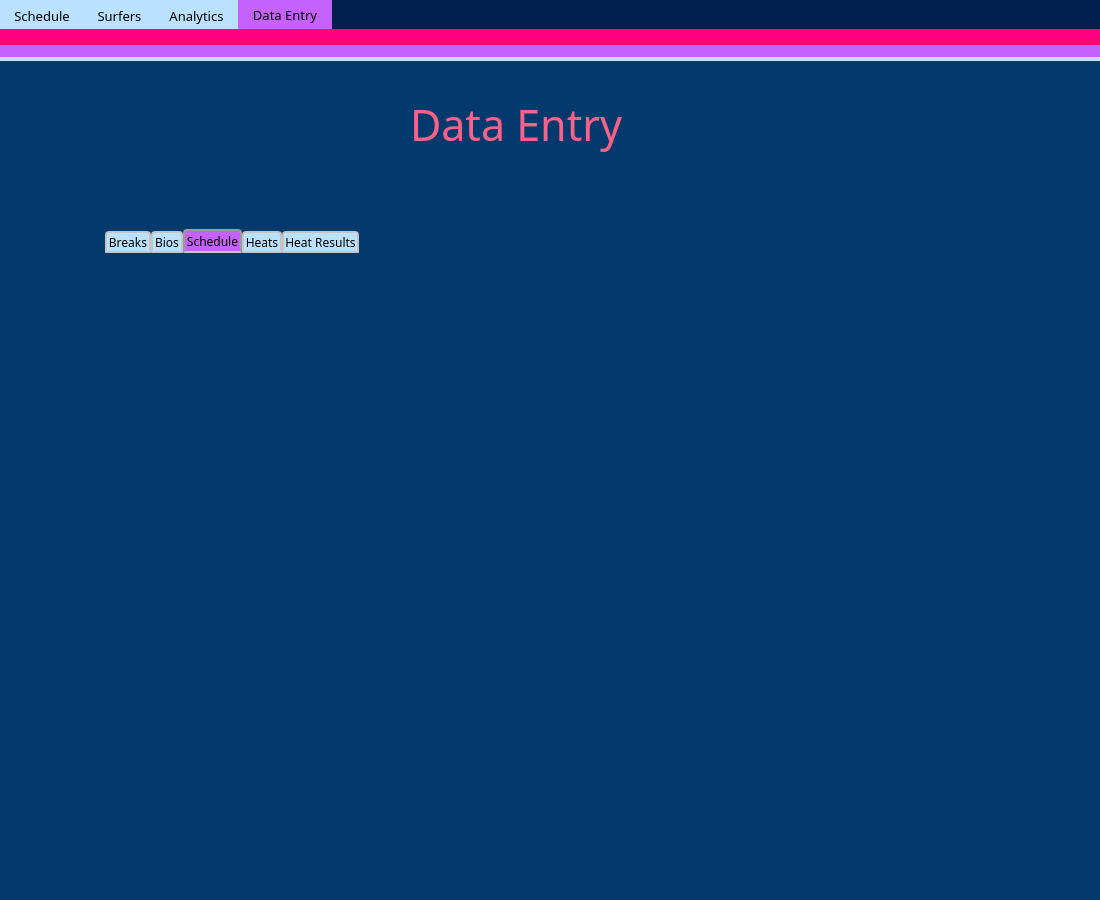
First picture: the form in gui/main_widget/ui/wsl_analytics_ui.ui, repository rhill5555/py-widget-surfing, before the edit.
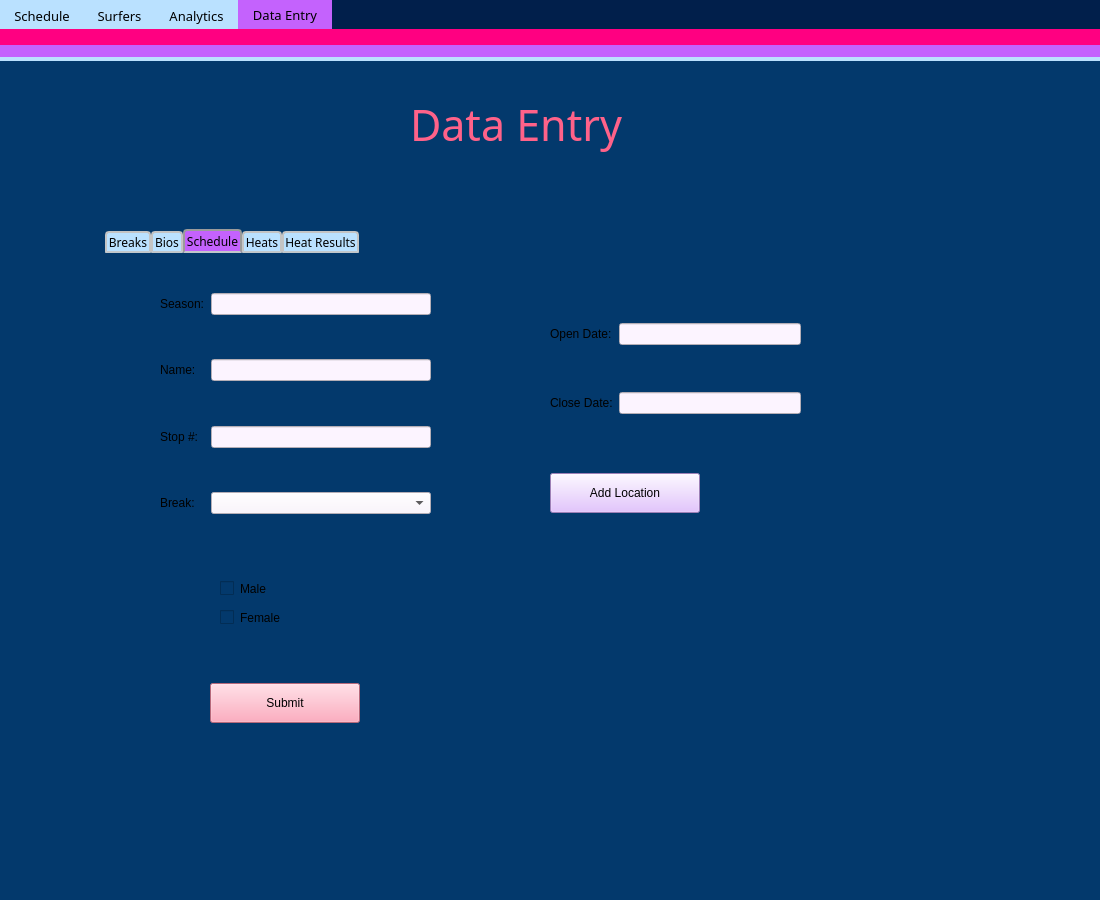
Second picture: the form after the edit. The open tabs and pages were chosen to show the change.

Commit message: Designed Schedule Data Entry Tab

The edit to the form file:
```diff
--- a/gui/main_widget/ui/wsl_analytics_ui.ui
+++ b/gui/main_widget/ui/wsl_analytics_ui.ui
@@ -1285,6 +1285,224 @@
        <attribute name="title">
         <string>Schedule</string>
        </attribute>
+       <widget class="QWidget" name="formLayoutWidget_3">
+        <property name="geometry">
+         <rect>
+          <x>60</x>
+          <y>40</y>
+          <width>271</width>
+          <height>221</height>
+         </rect>
+        </property>
+        <layout class="QFormLayout" name="formLayout">
+         <item row="0" column="0">
+          <widget class="QLabel" name="label_4">
+           <property name="text">
+            <string>Season:</string>
+           </property>
+          </widget>
+         </item>
+         <item row="6" column="0">
+          <widget class="QLabel" name="label_5">
+           <property name="text">
+            <string>Break:</string>
+           </property>
+          </widget>
+         </item>
+         <item row="2" column="0">
+          <widget class="QLabel" name="label_6">
+           <property name="text">
+            <string>Name:</string>
+           </property>
+          </widget>
+         </item>
+         <item row="4" column="0">
+          <widget class="QLabel" name="label_7">
+           <property name="text">
+            <string>Stop #:</string>
+           </property>
+          </widget>
+         </item>
+         <item row="0" column="1">
+          <widget class="QLineEdit" name="lineEdit">
+           <property name="styleSheet">
+            <string notr="true">background: #fcf4ff</string>
+           </property>
+          </widget>
+         </item>
+         <item row="2" column="1">
+          <widget class="QLineEdit" name="lineEdit_2">
+           <property name="styleSheet">
+            <string notr="true">background: #fcf4ff</string>
+           </property>
+          </widget>
+         </item>
+         <item row="4" column="1">
+          <widget class="QLineEdit" name="lineEdit_3">
+           <property name="styleSheet">
+            <string notr="true">background: #fcf4ff</string>
+           </property>
+          </widget>
+         </item>
+         <item row="6" column="1">
+          <widget class="QComboBox" name="comboBox">
+           <property name="styleSheet">
+            <string notr="true">background: #fcf4ff</string>
+           </property>
+          </widget>
+         </item>
+         <item row="1" column="0">
+          <spacer name="verticalSpacer">
+           <property name="orientation">
+            <enum>Qt::Vertical</enum>
+           </property>
+           <property name="sizeHint" stdset="0">
+            <size>
+             <width>20</width>
+             <height>40</height>
+            </size>
+           </property>
+          </spacer>
+         </item>
+         <item row="3" column="0">
+          <spacer name="verticalSpacer_2">
+           <property name="orientation">
+            <enum>Qt::Vertical</enum>
+           </property>
+           <property name="sizeHint" stdset="0">
+            <size>
+             <width>20</width>
+             <height>40</height>
+            </size>
+           </property>
+          </spacer>
+         </item>
+         <item row="5" column="0">
+          <spacer name="verticalSpacer_3">
+           <property name="orientation">
+            <enum>Qt::Vertical</enum>
+           </property>
+           <property name="sizeHint" stdset="0">
+            <size>
+             <width>20</width>
+             <height>40</height>
+            </size>
+           </property>
+          </spacer>
+         </item>
+        </layout>
+       </widget>
+       <widget class="QWidget" name="formLayoutWidget_4">
+        <property name="geometry">
+         <rect>
+          <x>450</x>
+          <y>70</y>
+          <width>251</width>
+          <height>91</height>
+         </rect>
+        </property>
+        <layout class="QFormLayout" name="formLayout_2">
+         <item row="0" column="0">
+          <widget class="QLabel" name="label_8">
+           <property name="text">
+            <string>Open Date:</string>
+           </property>
+          </widget>
+         </item>
+         <item row="2" column="0">
+          <widget class="QLabel" name="label_9">
+           <property name="text">
+            <string>Close Date:</string>
+           </property>
+          </widget>
+         </item>
+         <item row="1" column="0">
+          <spacer name="verticalSpacer_4">
+           <property name="orientation">
+            <enum>Qt::Vertical</enum>
+           </property>
+           <property name="sizeHint" stdset="0">
+            <size>
+             <width>20</width>
+             <height>40</height>
+            </size>
+           </property>
+          </spacer>
+         </item>
+         <item row="0" column="1">
+          <widget class="QLineEdit" name="lineEdit_4">
+           <property name="styleSheet">
+            <string notr="true">background: #fcf4ff</string>
+           </property>
+          </widget>
+         </item>
+         <item row="2" column="1">
+          <widget class="QLineEdit" name="lineEdit_5">
+           <property name="styleSheet">
+            <string notr="true">background: #fcf4ff</string>
+           </property>
+          </widget>
+         </item>
+        </layout>
+       </widget>
+       <widget class="QPushButton" name="BioAddlocbutton_2">
+        <property name="geometry">
+         <rect>
+          <x>450</x>
+          <y>220</y>
+          <width>150</width>
+          <height>40</height>
+         </rect>
+        </property>
+        <property name="styleSheet">
+         <string notr="true">background: #dcb3ff;</string>
+        </property>
+        <property name="text">
+         <string>Add Location</string>
+        </property>
+       </widget>
+       <widget class="QWidget" name="verticalLayoutWidget_3">
+        <property name="geometry">
+         <rect>
+          <x>120</x>
+          <y>320</y>
+          <width>141</width>
+          <height>61</height>
+         </rect>
+        </property>
+        <layout class="QVBoxLayout" name="verticalLayout_2">
+         <item>
+          <widget class="QCheckBox" name="MaleBox_2">
+           <property name="text">
+            <string>Male</string>
+           </property>
+          </widget>
+         </item>
+         <item>
+          <widget class="QCheckBox" name="FemaleBox_2">
+           <property name="text">
+            <string>Female</string>
+           </property>
+          </widget>
+         </item>
+        </layout>
+       </widget>
+       <widget class="QPushButton" name="BioSubmitBut_2">
+        <property name="geometry">
+         <rect>
+          <x>110</x>
+          <y>430</y>
+          <width>150</width>
+          <height>40</height>
+         </rect>
+        </property>
+        <property name="styleSheet">
+         <string notr="true">background: #ff93ac;</string>
+        </property>
+        <property name="text">
+         <string>Submit</string>
+        </property>
+       </widget>
       </widget>
       <widget class="QWidget" name="breakheattab">
        <attribute name="title">
```
Left out of the diff: 2 changed lines with no effect on the pictures. The commit also changes 2 other files.
